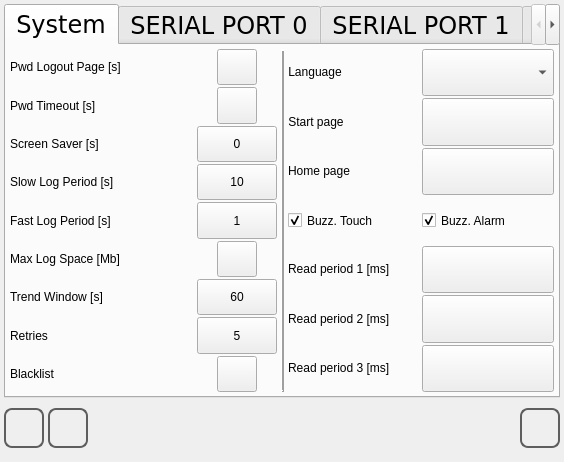
Before: the Qt Designer form qt_library/ATCMsystem/system_ini.ui in MECTsrl/mect_plugins, drawn with Qt 5.
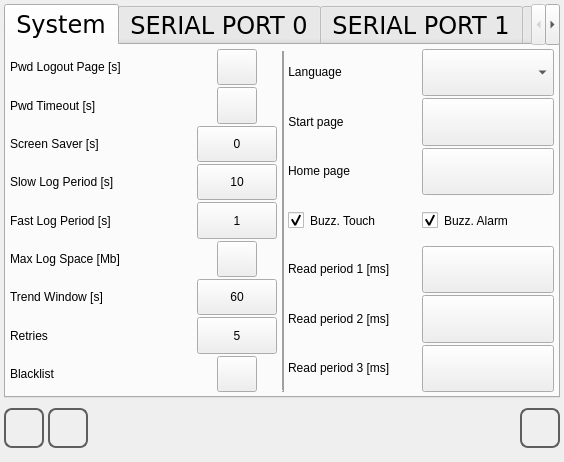
After: the same form once the commit is applied. Icons and pictures are not drawn.

Patch:
```diff
--- a/qt_library/ATCMsystem/system_ini.ui
+++ b/qt_library/ATCMsystem/system_ini.ui
@@ -20,7 +20,14 @@
    <string>system_ini</string>
   </property>
   <property name="styleSheet">
-   <string notr="true"/>
+   <string notr="true">QCheckBox::indicator {
+	width: 16px;
+	height:16px;
+}
+QCheckBox::indicator:checked:enabled {
+    image: url(:/libicons/img/Yes.png);
+}
+</string>
   </property>
   <layout class="QVBoxLayout" name="verticalLayout_10">
    <property name="spacing">
```
